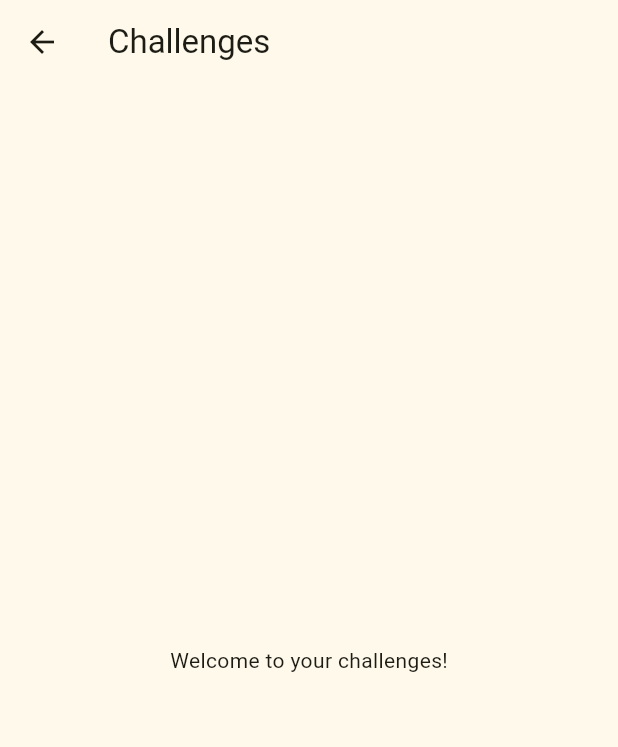
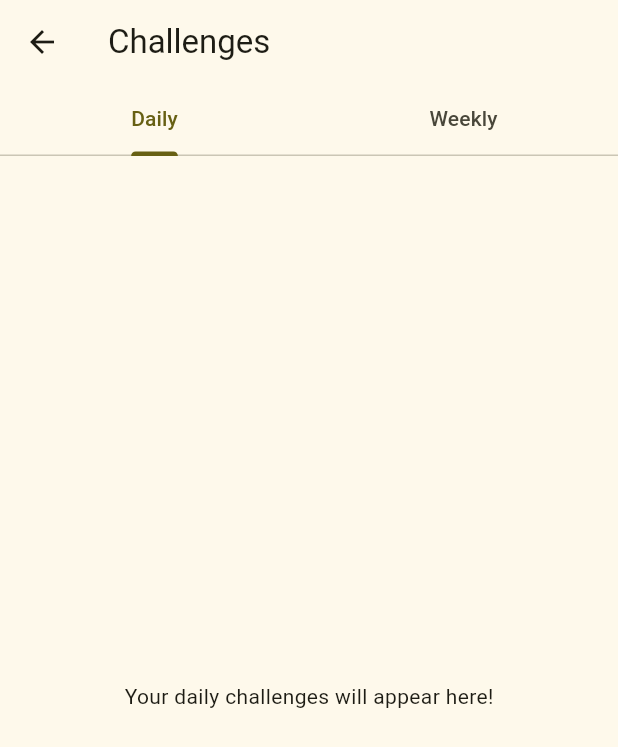
Before and after one commit to s1m4r/GoBananas, a Flutter app: the Challenges screen opened directly, on a phone screen of 412 x 824 dp. Shown: the top 747 px of the screen. Run offline on Flutter 3.47's test engine with Material 3 defaults, Android fonts, the light colour scheme and no system bars.

Commit message:
updated challenges

```diff
--- a/lib/main.dart
+++ b/lib/main.dart
@@ -1,5 +1,4 @@
 import 'package:flutter/material.dart';
-import 'main.dart';
 
 void main() {
   runApp(const MyApp());
@@ -129,12 +128,30 @@
 
   @override
   Widget build(BuildContext context) {
-    return Scaffold(
-      appBar: AppBar(title: const Text('Challenges')),
-      body: const Center(child: Text('Welcome to your challenges!')),
+    return DefaultTabController(
+      // This is the number of tabs. In this case, we have two tabs: Daily and Weekly.
+    length: 2, // Two tabs: Daily and Weekly
+      child: Scaffold(
+        appBar: AppBar(
+          title: const Text('Challenges'),
+          bottom: const TabBar(
+            tabs: [
+              Tab(text: 'Daily'),
+              Tab(text: 'Weekly'),
+            ],
+          ),
+        ),
+        body: const TabBarView(
+          children: [
+            // Daily Challenges Tab
+            Center(child: Text('Your daily challenges will appear here!')),
+            // Weekly Challenges Tab
+            Center(child: Text('Your weekly challenges will appear here!')),
+          ],
+        ),
+      ),
     );
   }
-
 }
 
 class Leaderboard extends StatelessWidget {
```
Also changed, not shown: 13 other files.
